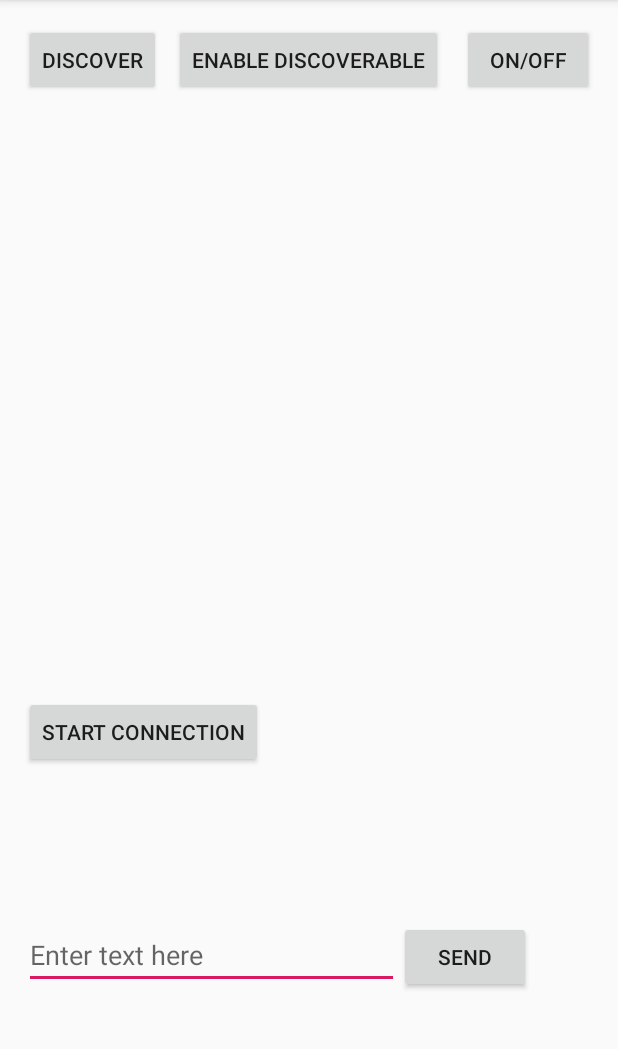
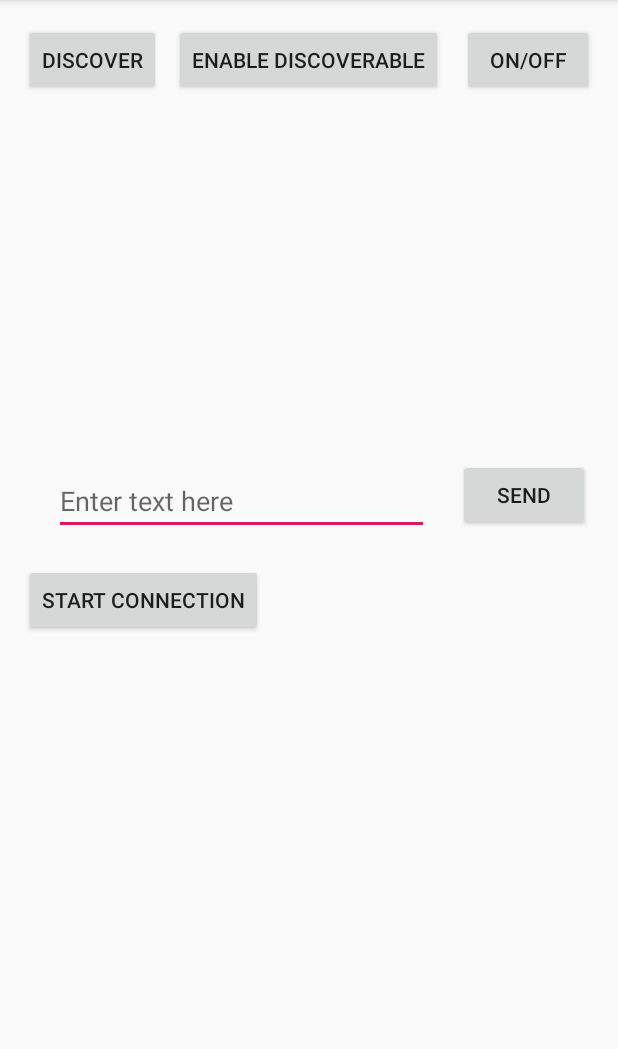
Before and after one commit to DIT112-V19/group-01, an Android app: the MainActivity screen opened directly, with no data from a screen before it, on a phone screen of 412 x 824 dp, the part 84-1133 px from its top. Run offline under Robolectric (Android 15) with nearby library versions, the phone set to English and light mode, and no system bars.

```diff
--- a/BtSendData/app/src/main/java/com/example/myapplication/BluetoothConnectionService.java
+++ b/BtSendData/app/src/main/java/com/example/myapplication/BluetoothConnectionService.java
@@ -80,6 +80,7 @@ public class BluetoothConnectionService {
                 connected(socket,mmDevice);
             }
             Log.i(TAG, "END mAcceptThread");
+
         }
         public void cancel(){
             Log.d(TAG,"cancel: Canceling AcceptThread");
--- a/BtSendData/app/src/main/java/com/example/myapplication/optionsPage.java
+++ b/BtSendData/app/src/main/java/com/example/myapplication/optionsPage.java
@@ -11,6 +11,7 @@ public class optionsPage extends AppCompatActivity {
     public Button alarm;
     public Button play;
     public Button blueToothPage;
+
 
 
     public void initialize(){
--- a/BtSendData/app/src/main/res/layout/activity_main.xml
+++ b/BtSendData/app/src/main/res/layout/activity_main.xml
@@ -40,39 +40,37 @@
 
     <ListView
         android:id="@+id/lvNewDevices"
-        android:layout_width="match_parent"
-        android:layout_height="350dp"
-        android:layout_below="@+id/btnFindUnpairedDevices"
-        />
+        android:layout_width="354dp"
+        android:layout_height="218dp"
+        android:layout_below="@+id/btnFindUnpairedDevices" />
 
     <Button
         android:id="@+id/btnStartConnection"
         android:layout_width="wrap_content"
         android:layout_height="wrap_content"
         android:layout_below="@+id/btnFindUnpairedDevices"
-        android:layout_marginTop="400dp"
-        android:text="Start Connection"
-        />
+        android:layout_marginTop="312dp"
+        android:text="Start Connection" />
 
     <EditText
         android:id="@+id/editText"
         android:layout_width="250dp"
         android:layout_height="wrap_content"
         android:layout_below="@+id/lvNewDevices"
-        android:layout_marginTop="200dp"
         android:layout_alignParentStart="true"
-        android:hint="Enter text here"
-        />
+        android:layout_marginStart="20dp"
+        android:layout_marginTop="29dp"
+        android:hint="Enter text here" />
 
     <Button
         android:id="@+id/btnSend"
-        android:layout_marginTop="200dp"
         android:layout_width="wrap_content"
         android:layout_height="wrap_content"
         android:layout_below="@id/lvNewDevices"
+        android:layout_marginLeft="19dp"
+        android:layout_marginTop="24dp"
         android:layout_toRightOf="@+id/editText"
-        android:text="Send"
-        />
+        android:text="Send" />
 
 
 
```
Also changed, not shown: BtSendData/app/src/main/java/com/example/myapplication/operatePage.java (+7 -6 lines), 4 other files.
